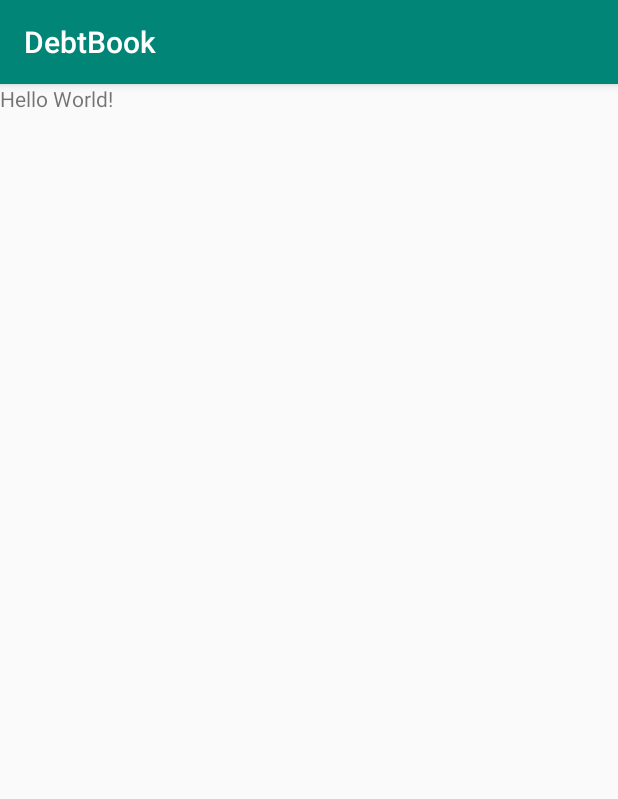
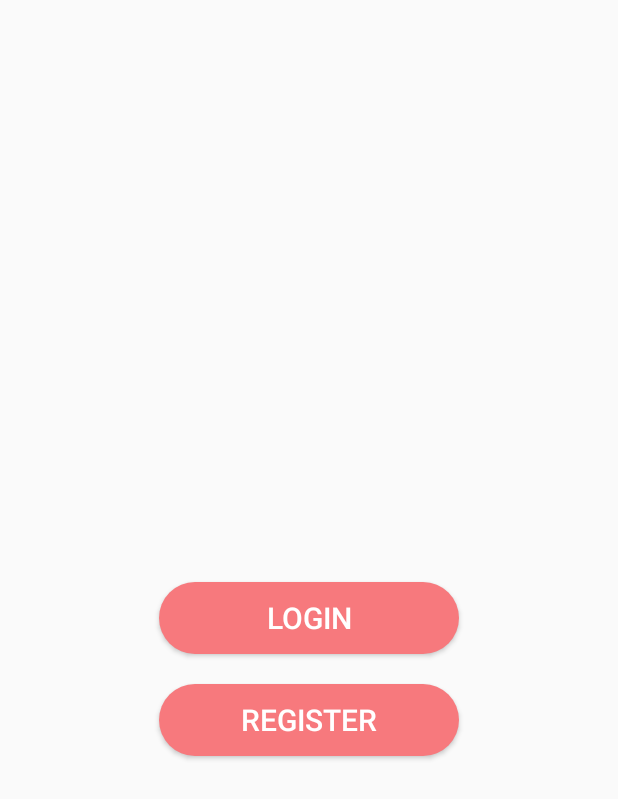
Before and after one commit to afiffauz1/DebtBook, an Android app: the screen it shows after launch (MainActivity before the commit, GuestActivity after it), on a phone screen of 412 x 824 dp. Shown: the top 799 px of the screen. Run offline under Robolectric (Android 15) with nearby library versions, the phone set to English and light mode, and no system bars; our stand-ins replace Firebase (no records; nobody signed in at launch, a user with empty details on screens opened directly).

Commit message:
add guest activity functionality

```diff
--- a/app/build.gradle
+++ b/app/build.gradle
@@ -30,6 +30,8 @@ dependencies {
     implementation 'androidx.constraintlayout:constraintlayout:2.0.0-alpha2'
 
     implementation 'com.google.firebase:firebase-core:17.0.0'
+    implementation 'com.google.firebase:firebase-database:17.0.0'
+    implementation 'com.google.firebase:firebase-auth:17.0.0'
 }
 
 apply plugin: 'com.google.gms.google-services'
--- a/app/src/main/AndroidManifest.xml
+++ b/app/src/main/AndroidManifest.xml
@@ -9,6 +9,7 @@
         android:roundIcon="@mipmap/ic_launcher_round"
         android:supportsRtl="true"
         android:theme="@style/AppTheme">
+        <activity android:name=".GuestActivity"></activity>
         <activity android:name=".MainActivity">
             <intent-filter>
                 <action android:name="android.intent.action.MAIN" />
--- /dev/null
+++ b/app/src/main/java/com/example/pengendaliapi/debtbook/GuestActivity.java
@@ -0,0 +1,14 @@
+package com.example.pengendaliapi.debtbook;
+
+import androidx.appcompat.app.AppCompatActivity;
+
+import android.os.Bundle;
+
+public class GuestActivity extends AppCompatActivity {
+
+    @Override
+    protected void onCreate(Bundle savedInstanceState) {
+        super.onCreate(savedInstanceState);
+        setContentView(R.layout.activity_guest);
+    }
+}
--- a/app/src/main/java/com/example/pengendaliapi/debtbook/MainActivity.java
+++ b/app/src/main/java/com/example/pengendaliapi/debtbook/MainActivity.java
@@ -1,14 +1,50 @@
 package com.example.pengendaliapi.debtbook;
 
 
+import androidx.annotation.NonNull;
 import androidx.appcompat.app.AppCompatActivity;
+
+import android.content.Intent;
 import android.os.Bundle;
 
+import com.google.firebase.auth.FirebaseAuth;
+import com.google.firebase.auth.FirebaseUser;
+import com.google.firebase.database.DataSnapshot;
+import com.google.firebase.database.DatabaseError;
+import com.google.firebase.database.DatabaseReference;
+import com.google.firebase.database.FirebaseDatabase;
+import com.google.firebase.database.ValueEventListener;
+
 public class MainActivity extends AppCompatActivity {
+
+    private FirebaseUser currentUser;
+    private FirebaseAuth mAuth;
+    private DatabaseReference mDatabase;
 
     @Override
     protected void onCreate(Bundle savedInstanceState) {
         super.onCreate(savedInstanceState);
         setContentView(R.layout.activity_main);
+
+        mAuth = FirebaseAuth.getInstance();
+        currentUser = mAuth.getCurrentUser();
+
+        mDatabase = FirebaseDatabase.getInstance().getReference();
+
     }
+
+    @Override
+    protected void onStart() {
+        super.onStart();
+        if (currentUser == null){
+            sendUserToGuestActivity();
+        }
+    }
+
+    private void sendUserToGuestActivity(){
+        Intent intent = new Intent(MainActivity.this, GuestActivity.class);
+        intent.addFlags(Intent.FLAG_ACTIVITY_NEW_TASK | Intent.FLAG_ACTIVITY_CLEAR_TASK);
+        startActivity(intent);
+    }
+
 }
--- /dev/null
+++ b/app/src/main/res/drawable/button_solid_pink.xml
@@ -0,0 +1,8 @@
+<?xml version="1.0" encoding="utf-8"?>
+<shape
+    xmlns:android="http://schemas.android.com/apk/res/android">
+
+    <solid android:color="#f7797d" />
+    <corners android:radius="30dp" />
+
+</shape>
--- /dev/null
+++ b/app/src/main/res/layout/activity_guest.xml
@@ -0,0 +1,35 @@
+<?xml version="1.0" encoding="utf-8"?>
+<RelativeLayout xmlns:android="http://schemas.android.com/apk/res/android"
+    xmlns:app="http://schemas.android.com/apk/res-auto"
+    xmlns:tools="http://schemas.android.com/tools"
+    android:layout_width="match_parent"
+    android:layout_height="match_parent"
+    tools:context=".GuestActivity">
+
+    <Button
+        android:id="@+id/btnLogin"
+        android:layout_width="200dp"
+        android:layout_height="wrap_content"
+        android:layout_centerHorizontal="true"
+        android:layout_centerVertical="true"
+        android:text="LOGIN"
+        android:textColor="#fff"
+        android:textSize="20dp"
+        android:background="@drawable/button_solid_pink"
+        />
+
+    <Button
+        android:id="@+id/btnRegister"
+        android:layout_width="200dp"
+        android:layout_height="wrap_content"
+        android:layout_centerHorizontal="true"
+        android:layout_centerVertical="true"
+        android:text="REGISTER"
+        android:textColor="#fff"
+        android:textSize="20dp"
+        android:background="@drawable/button_solid_pink"
+        android:layout_below="@id/btnLogin"
+        android:layout_marginTop="20dp"
+        />
+
+</RelativeLayout>
--- a/app/src/main/res/values/colors.xml
+++ b/app/src/main/res/values/colors.xml
@@ -1,6 +1,6 @@
 <?xml version="1.0" encoding="utf-8"?>
 <resources>
-    <color name="colorPrimary">#008577</color>
-    <color name="colorPrimaryDark">#00574B</color>
+    <color name="colorPrimary">#f7797d</color>
+    <color name="colorPrimaryDark">#f7797d</color>
     <color name="colorAccent">#D81B60</color>
 </resources>
--- a/app/src/main/res/values/styles.xml
+++ b/app/src/main/res/values/styles.xml
@@ -1,7 +1,7 @@
 <resources>
 
     <!-- Base application theme. -->
-    <style name="AppTheme" parent="Theme.AppCompat.Light.DarkActionBar">
+    <style name="AppTheme" parent="Theme.AppCompat.Light.NoActionBar">
         <!-- Customize your theme here. -->
         <item name="colorPrimary">@color/colorPrimary</item>
         <item name="colorPrimaryDark">@color/colorPrimaryDark</item>
```
